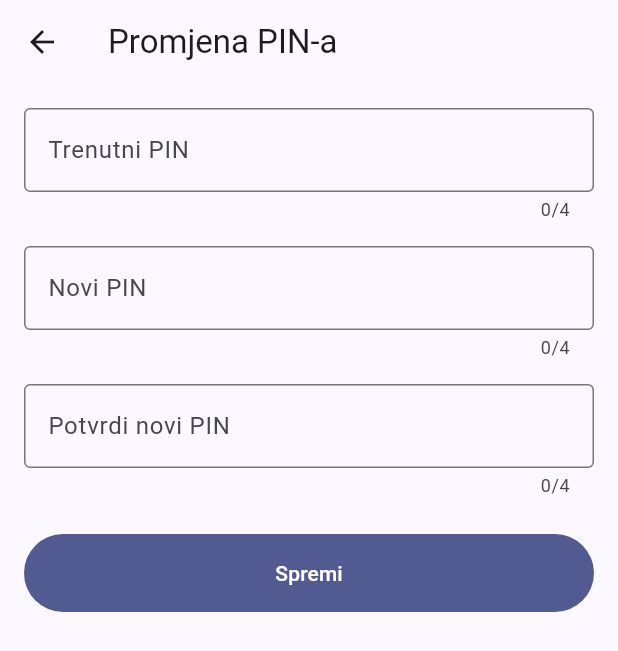
After one commit to ivanokomadina/Zavrsni_rad, a Flutter app: the SettingsScreen screen opened by its route, after a tap on "Promijeni PIN", on a phone screen of 412 x 824 dp. The commit adds this screen. Shown: the top 651 px of the screen. Run offline on Flutter 3.47's test engine with Material 3 defaults, Android fonts, the phone set to English and light mode, and no system bars; our stand-ins replace fl_chart, flutter_riverpod, go_router, shared_preferences, sqflite, sqflite_common_ffi and 1 more; accounts and stored records are empty.

Commit message:
Izrada konfiguracije i ekrana za postavke

```diff
--- a/lib/main.dart
+++ b/lib/main.dart
@@ -1,6 +1,7 @@
 import 'package:flutter/material.dart';
 import 'package:flutter_riverpod/flutter_riverpod.dart';
 import 'package:sqflite_common_ffi/sqflite_ffi.dart';
+import 'package:trackify/providers/theme_provider.dart';
 import 'router/app_router.dart';
 
 void main() {
@@ -24,6 +25,7 @@ class TrackifyApp extends ConsumerWidget {
   @override
   Widget build(BuildContext context, WidgetRef ref) {
     final router = ref.watch(routerProvider);
+    final themeMode = ref.watch(themeProvider); // dodano
 
     // MaterialApp.router (umjesto običnog MaterialApp) je varijanta
     // napravljena za rad s "declarative" routing paketima poput go_router.
@@ -40,6 +42,8 @@ class TrackifyApp extends ConsumerWidget {
         useMaterial3: true,
         brightness: Brightness.dark,
       ),
+      themeMode:
+          themeMode, // dodano - ranije nije bilo eksplicitno postavljeno (default je system)
       routerConfig: router,
     );
   }
--- /dev/null
+++ b/lib/providers/notification_settings_provider.dart
@@ -0,0 +1,29 @@
+import 'package:flutter_riverpod/flutter_riverpod.dart';
+import 'package:shared_preferences/shared_preferences.dart';
+
+class NotificationsEnabledNotifier extends StateNotifier<bool> {
+  static const _prefsKey = 'notifications_enabled';
+
+  NotificationsEnabledNotifier() : super(true) {
+    _load();
+  }
+
+  Future<void> _load() async {
+    // SharedPreferences.getInstance() je asinkrono jer prvi put mora
+    // pročitati podatke s diska - zato ovo ide u zaseban async _load(),
+    // ne u konstruktor direktno.
+    final prefs = await SharedPreferences.getInstance();
+    state = prefs.getBool(_prefsKey) ?? true; // default: uključeno
+  }
+
+  Future<void> setEnabled(bool value) async {
+    state = value;
+    final prefs = await SharedPreferences.getInstance();
+    await prefs.setBool(_prefsKey, value);
+  }
+}
+
+final notificationsEnabledProvider =
+    StateNotifierProvider<NotificationsEnabledNotifier, bool>((ref) {
+      return NotificationsEnabledNotifier();
+    });
--- a/lib/screens/dashboard/dashboard_screen.dart
+++ b/lib/screens/dashboard/dashboard_screen.dart
@@ -65,6 +65,12 @@ class DashboardScreen extends ConsumerWidget {
     return Scaffold(
       appBar: AppBar(
         title: Text('${_greeting()}, ${authState.user?.name ?? ''}'),
+        actions: [
+          IconButton(
+            icon: const Icon(Icons.settings_outlined),
+            onPressed: () => context.push('/settings'),
+          ),
+        ],
       ),
       // RefreshIndicator omogućuje "povuci prema dolje da osvježiš" gestu -
       // uobičajen obrazac u mobilnim aplikacijama. Poziva oba loadX()
--- /dev/null
+++ b/lib/screens/settings/change_pin_screen.dart
@@ -0,0 +1,146 @@
+import 'package:flutter/material.dart';
+import 'package:flutter_riverpod/flutter_riverpod.dart';
+import 'package:go_router/go_router.dart';
+import '../../providers/auth_provider.dart';
+import '../../services/auth_service.dart';
+
+class ChangePinScreen extends ConsumerStatefulWidget {
+  const ChangePinScreen({super.key});
+
+  @override
+  ConsumerState<ChangePinScreen> createState() => _ChangePinScreenState();
+}
+
+class _ChangePinScreenState extends ConsumerState<ChangePinScreen> {
+  final _formKey = GlobalKey<FormState>();
+  final _currentPinController = TextEditingController();
+  final _newPinController = TextEditingController();
+  final _confirmPinController = TextEditingController();
+  final _authService = AuthService();
+
+  String? _errorMessage;
+  bool _isSubmitting = false;
+
+  @override
+  void dispose() {
+    _currentPinController.dispose();
+    _newPinController.dispose();
+    _confirmPinController.dispose();
+    super.dispose();
+  }
+
+  Future<void> _handleSubmit() async {
+    if (!_formKey.currentState!.validate()) return;
+
+    setState(() {
+      _isSubmitting = true;
+      _errorMessage = null;
+    });
+
+    final user = ref.read(authProvider).user!;
+
+    // Prvo provjeravamo je li trenutni PIN stvarno ispravan - ne smijemo
+    // dopustiti promjenu PIN-a samo na temelju toga da je netko trenutno
+    // ulogiran (npr. netko drugi uzme telefon dok je app otključana).
+    final isCurrentValid = await _authService.verifyPin(
+      user: user,
+      enteredPin: _currentPinController.text,
+    );
+
+    if (!isCurrentValid) {
+      setState(() {
+        _isSubmitting = false;
+        _errorMessage = 'Trenutni PIN nije ispravan.';
+      });
+      return;
+    }
+
+    await _authService.updatePin(
+      userId: user.id!,
+      newPin: _newPinController.text,
+    );
+
+    // Bez ovoga bi authProvider i dalje u memoriji držao AppUser sa
+    // STARIM pinHash-em (vidi objašnjenje uz refreshUser() gore).
+    await ref.read(authProvider.notifier).refreshUser();
+
+    if (mounted) {
+      ScaffoldMessenger.of(context).showSnackBar(
+        const SnackBar(content: Text('PIN uspješno promijenjen.')),
+      );
+      context.pop();
+    }
+  }
+
+  @override
+  Widget build(BuildContext context) {
+    return Scaffold(
+      appBar: AppBar(title: const Text('Promjena PIN-a')),
+      body: Form(
+        key: _formKey,
+        child: ListView(
+          padding: const EdgeInsets.all(16),
+          children: [
+            TextFormField(
+              controller: _currentPinController,
+              decoration: InputDecoration(
+                labelText: 'Trenutni PIN',
+                border: const OutlineInputBorder(),
+                errorText:
+                    _errorMessage, // prikazuje grešku iz verifyPin provjere
+              ),
+              keyboardType: TextInputType.number,
+              obscureText: true,
+              maxLength: 4,
+              validator: (v) => (v == null || v.length != 4)
+                  ? 'Unesi PIN od 4 znamenke'
+                  : null,
+            ),
+            const SizedBox(height: 16),
+            TextFormField(
+              controller: _newPinController,
+              decoration: const InputDecoration(
+                labelText: 'Novi PIN',
+                border: OutlineInputBorder(),
+              ),
+              keyboardType: TextInputType.number,
+              obscureText: true,
+              maxLength: 4,
+              validator: (v) => (v == null || v.length != 4)
+                  ? 'Unesi PIN od 4 znamenke'
+                  : null,
+            ),
+            const SizedBox(height: 16),
+            TextFormField(
+              controller: _confirmPinController,
+              decoration: const InputDecoration(
+                labelText: 'Potvrdi novi PIN',
+                border: OutlineInputBorder(),
+              ),
+              keyboardType: TextInputType.number,
+              obscureText: true,
+              maxLength: 4,
+              validator: (v) => v != _newPinController.text
+                  ? 'PIN-ovi se ne podudaraju'
+                  : null,
+            ),
+            const SizedBox(height: 24),
+            FilledButton(
+              onPressed: _isSubmitting ? null : _handleSubmit,
+              style: FilledButton.styleFrom(
+                padding: const EdgeInsets.symmetric(vertical: 16),
+              ),
+              child: _isSubmitting
+                  ? const SizedBox(
+                      height: 20,
+                      width: 20,
+                      child: CircularProgressIndicator(strokeWidth: 2),
+                    )
+                  : const Text('Spremi'),
+            ),
+          ],
+        ),
+      ),
+    );
+  }
+}
--- /dev/null
+++ b/lib/screens/settings/settings_screen.dart
@@ -0,0 +1,106 @@
+import 'package:flutter/material.dart';
+import 'package:flutter_riverpod/flutter_riverpod.dart';
+import 'package:go_router/go_router.dart';
+import '../../providers/auth_provider.dart';
+import '../../providers/theme_provider.dart';
+import '../../providers/notification_settings_provider.dart';
+
+class SettingsScreen extends ConsumerWidget {
+  const SettingsScreen({super.key});
+
+  @override
+  Widget build(BuildContext context, WidgetRef ref) {
+    final authState = ref.watch(authProvider);
+    final themeMode = ref.watch(themeProvider);
+    final notificationsEnabled = ref.watch(notificationsEnabledProvider);
+    final userId = authState.user?.id;
+
+    return Scaffold(
+      appBar: AppBar(title: const Text('Postavke')),
+      body: ListView(
+        children: [
+          const Padding(
+            padding: EdgeInsets.fromLTRB(16, 16, 16, 8),
+            child: Text(
+              'Izgled',
+              style: TextStyle(fontWeight: FontWeight.bold),
+            ),
+          ),
+
+          // SegmentedButton - moderan Material 3 widget za odabir JEDNE
+          // opcije iz kratkog popisa, vizualno bolja alternativa
+          // klasičnom dropdownu ili radio dugmadima kad ima 2-4 opcije.
+          Padding(
+            padding: const EdgeInsets.symmetric(horizontal: 16),
+            child: SegmentedButton<ThemeMode>(
+              segments: const [
+                ButtonSegment(
+                  value: ThemeMode.light,
+                  label: Text('Svijetla'),
+                  icon: Icon(Icons.light_mode_outlined),
+                ),
+                ButtonSegment(
+                  value: ThemeMode.dark,
+                  label: Text('Tamna'),
+                  icon: Icon(Icons.dark_mode_outlined),
+                ),
+                ButtonSegment(
+                  value: ThemeMode.system,
+                  label: Text('Sistemska'),
+                  icon: Icon(Icons.settings_suggest_outlined),
+                ),
+              ],
+              selected: {themeMode},
+              onSelectionChanged: (selection) {
+                if (userId != null) {
+                  // selection je Set<ThemeMode> (SegmentedButton podržava
+                  // i višestruki odabir općenito) - uzimamo .first jer
+                  // znamo da je odabir uvijek jedan (nismo dopustili multiSelect).
+                  ref
+                      .read(themeProvider.notifier)
+                      .setThemeMode(selection.first, userId: userId);
+                }
+              },
+            ),
+          ),
+
+          const Divider(height: 32),
+
+          const Padding(
+            padding: EdgeInsets.fromLTRB(16, 0, 16, 8),
+            child: Text(
+              'Notifikacije',
+              style: TextStyle(fontWeight: FontWeight.bold),
+            ),
+          ),
+          SwitchListTile(
+            title: const Text('Podsjetnici'),
+            subtitle: const Text('Obavijesti za navike i rokove obveza'),
+            value: notificationsEnabled,
+            onChanged: (value) => ref
+                .read(notificationsEnabledProvider.notifier)
+                .setEnabled(value),
+          ),
+
+          const Divider(height: 32),
+
+          const Padding(
+            padding: EdgeInsets.fromLTRB(16, 0, 16, 8),
+            child: Text('Račun', style: TextStyle(fontWeight: FontWeight.bold)),
+          ),
+          ListTile(
+            leading: const Icon(Icons.lock_outline),
+            title: const Text('Promijeni PIN'),
+            trailing: const Icon(Icons.chevron_right),
+            onTap: () => context.push('/settings/change-pin'),
+          ),
+          ListTile(
+            leading: const Icon(Icons.logout, color: Colors.red),
+            title: const Text('Odjava', style: TextStyle(color: Colors.red)),
+            onTap: () => ref.read(authProvider.notifier).logout(),
+          ),
+        ],
+      ),
+    );
+  }
+}
```
Also changed, not shown: lib/providers/auth_provider.dart (+10 -0 lines), lib/providers/theme_provider.dart (+70 -0 lines), lib/router/app_router.dart (+10 -0 lines), lib/services/auth_service.dart (+15 -0 lines).
